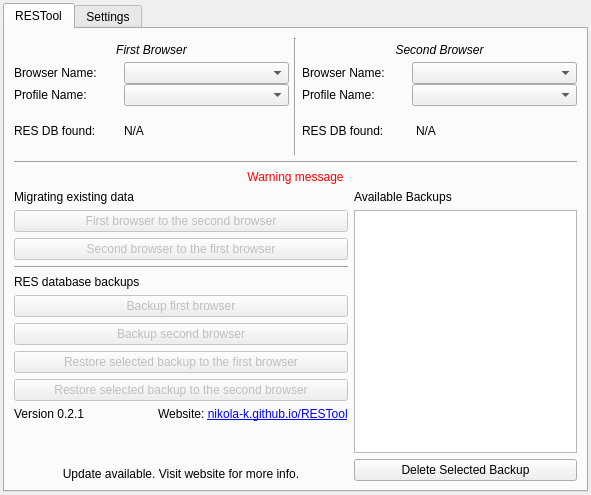
This is RESTool/ui/design_v2.ui in nikolak/RESTool as Qt 5 draws it before an edit. The edited form follows.
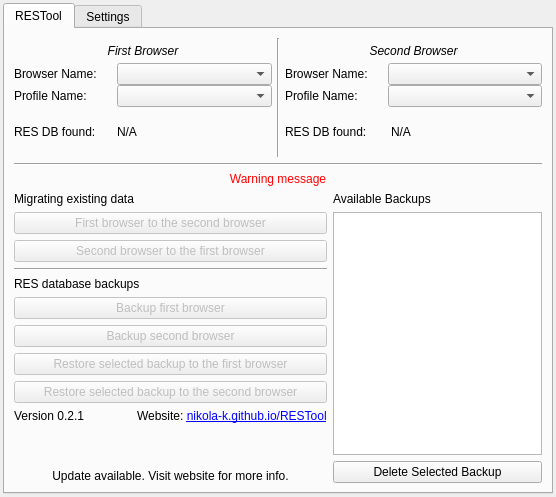
This is the edited form.

Commit message: Change form size, set spacing to 0 on version layout

Diff of the .ui file:
```diff
--- a/RESTool/ui/design_v2.ui
+++ b/RESTool/ui/design_v2.ui
@@ -6,8 +6,8 @@
    <rect>
     <x>0</x>
     <y>0</y>
-    <width>591</width>
-    <height>495</height>
+    <width>556</width>
+    <height>497</height>
    </rect>
   </property>
   <property name="windowTitle">
@@ -230,6 +230,9 @@
            <layout class="QHBoxLayout" name="ApplicationActionsLayout" stretch="60,40">
             <item>
              <layout class="QVBoxLayout" name="BackupsLayout">
+              <property name="spacing">
+               <number>6</number>
+              </property>
               <item>
                <widget class="QLabel" name="StaticLabelMigrating">
                 <property name="text">
@@ -313,6 +316,12 @@
               </item>
               <item>
                <layout class="QHBoxLayout" name="VersionLayout">
+                <property name="spacing">
+                 <number>0</number>
+                </property>
+                <property name="bottomMargin">
+                 <number>0</number>
+                </property>
                 <item>
                  <widget class="QLabel" name="lblVersion">
                   <property name="text">
```
The commit also changes 1 other file.
